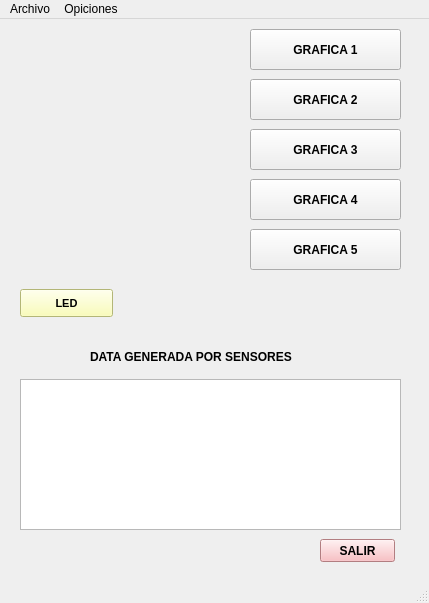
Before: the Qt Designer form GraficasTaller.ui in TatianaEncoding/Control_trafico_vehicular, drawn with Qt 5.
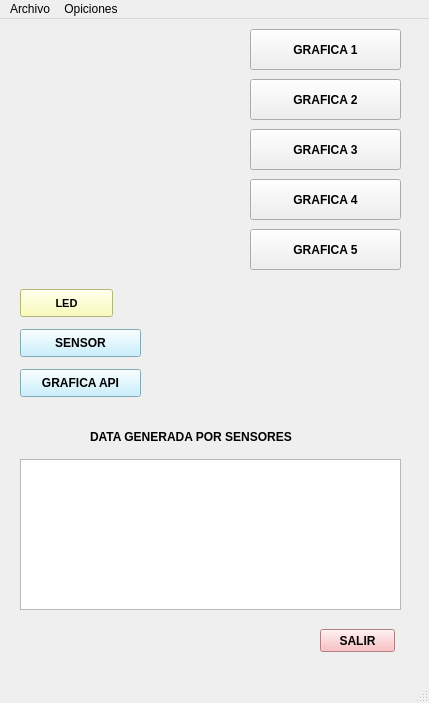
After: the same form once the commit is applied. Icons and pictures are not drawn.

Commit message: add read sensor and api

```diff
--- a/GraficasTaller.ui
+++ b/GraficasTaller.ui
@@ -7,7 +7,7 @@
     <x>0</x>
     <y>0</y>
     <width>429</width>
-    <height>603</height>
+    <height>703</height>
    </rect>
   </property>
   <property name="windowTitle">
@@ -113,7 +113,7 @@
     <property name="geometry">
      <rect>
       <x>20</x>
-      <y>360</y>
+      <y>440</y>
       <width>381</width>
       <height>151</height>
      </rect>
@@ -123,7 +123,7 @@
     <property name="geometry">
      <rect>
       <x>320</x>
-      <y>520</y>
+      <y>610</y>
       <width>75</width>
       <height>23</height>
      </rect>
@@ -145,7 +145,7 @@
     <property name="geometry">
      <rect>
       <x>90</x>
-      <y>330</y>
+      <y>410</y>
       <width>261</width>
       <height>16</height>
      </rect>
@@ -216,6 +216,76 @@
      <string/>
     </property>
    </widget>
+   <widget class="QPushButton" name="SENSOR">
+    <property name="geometry">
+     <rect>
+      <x>20</x>
+      <y>310</y>
+      <width>121</width>
+      <height>28</height>
+     </rect>
+    </property>
+    <property name="font">
+     <font>
+      <weight>75</weight>
+      <bold>true</bold>
+     </font>
+    </property>
+    <property name="styleSheet">
+     <string notr="true">background-color: rgb(185, 237, 255);</string>
+    </property>
+    <property name="text">
+     <string>SENSOR</string>
+    </property>
+   </widget>
+   <widget class="QLabel" name="SALIDA_SENSOR">
+    <property name="geometry">
+     <rect>
+      <x>150</x>
+      <y>310</y>
+      <width>261</width>
+      <height>31</height>
+     </rect>
+    </property>
+    <property name="text">
+     <string/>
+    </property>
+   </widget>
+   <widget class="QPushButton" name="API">
+    <property name="geometry">
+     <rect>
+      <x>20</x>
+      <y>350</y>
+      <width>121</width>
+      <height>28</height>
+     </rect>
+    </property>
+    <property name="font">
+     <font>
+      <weight>75</weight>
+      <bold>true</bold>
+     </font>
+    </property>
+    <property name="styleSheet">
+     <string notr="true">background-color: rgb(185, 237, 255);</string>
+    </property>
+    <property name="text">
+     <string>GRAFICA API</string>
+    </property>
+   </widget>
+   <widget class="QLabel" name="SALIDA_API">
+    <property name="geometry">
+     <rect>
+      <x>150</x>
+      <y>350</y>
+      <width>261</width>
+      <height>31</height>
+     </rect>
+    </property>
+    <property name="text">
+     <string/>
+    </property>
+   </widget>
   </widget>
   <widget class="QMenuBar" name="menubar">
    <property name="geometry">
```
The commit also changes 3 other files.
